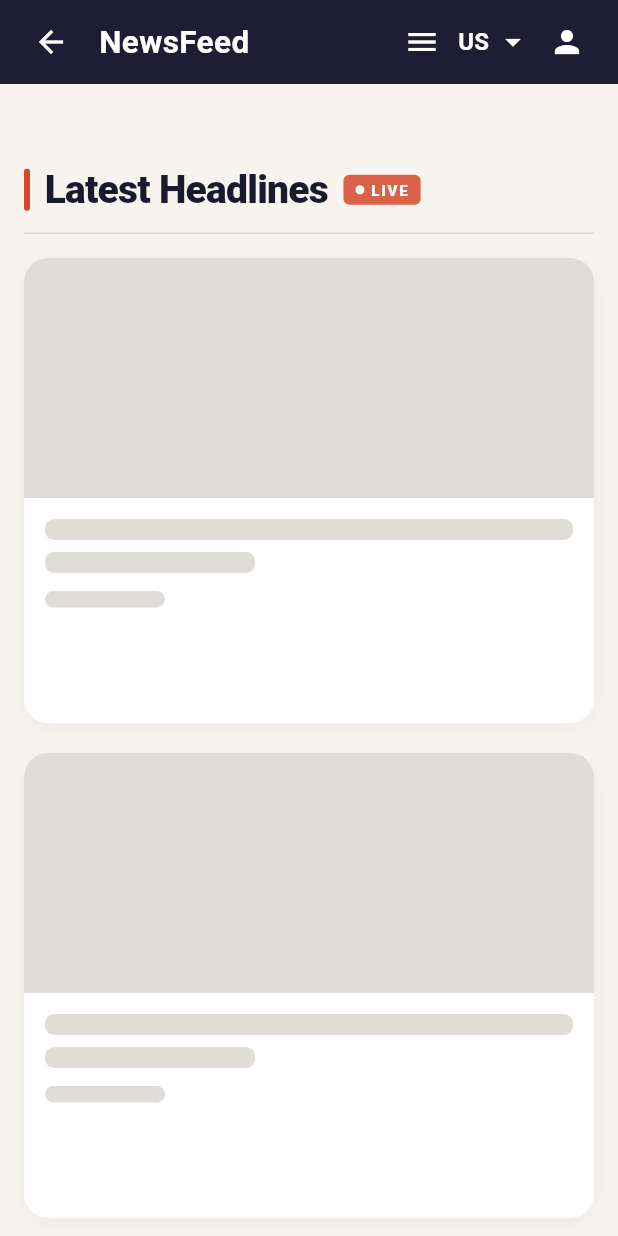
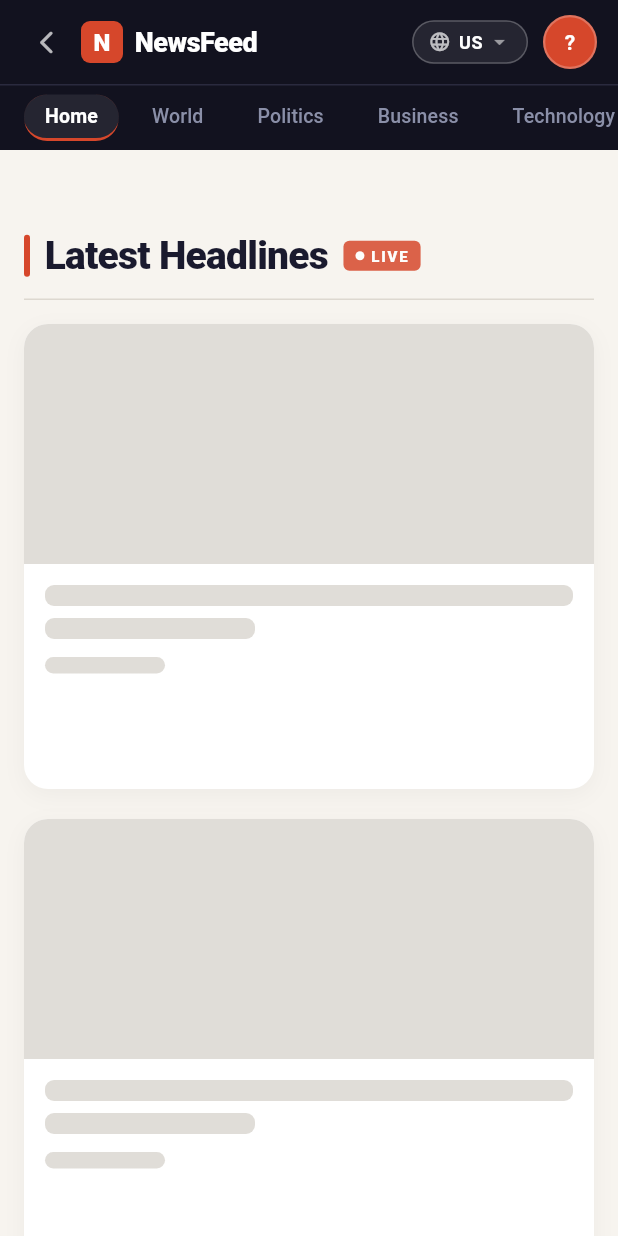
Before and after one commit to Nishiv15/news_feed, a Flutter app: the screen it shows after launch, after a tap on "Explore News", on a phone screen of 412 x 824 dp. Run offline on Flutter 3.47's test engine with Material 3 defaults, Android fonts, the phone set to English and light mode, and no system bars; our stand-ins replace flutter_dotenv, google_generative_ai, supabase_flutter; accounts and stored records are empty; network calls fail; Roboto replaces fonts that are missing (Georgia).

Commit message:
style: redesigned navbar

```diff
--- a/news_feed/lib/widgets/NewsFeedNavbar.dart
+++ b/news_feed/lib/widgets/NewsFeedNavbar.dart
@@ -23,274 +23,485 @@ const Map<String, String> countryMap = {
 const Map<String, String> categoryMap = {
   'Home': 'general',
   'World': 'world',
-  'Politics':
-      'nation',
+  'Politics': 'nation',
   'Business': 'business',
   'Technology': 'technology',
   'Sports': 'sports',
   'Entertainment': 'entertainment',
 };
 
-class NewsFeedNavBar extends StatelessWidget implements PreferredSizeWidget {
+// Design tokens
+
+const _kNavBg      = Color(0xFF12121F);   // deep navy
+const _kAccent     = Color(0xFFD6472B);   // editorial red
+const _kTextActive = Colors.white;
+const _kTextMuted  = Color(0xFF8A8FA8);
+const _kDivider    = Color(0xFF2A2A3E);
+
+class NewsFeedNavBar extends StatefulWidget implements PreferredSizeWidget {
   final String? currentCategory;
   final void Function(String)? onCategorySelected;
 
-  const NewsFeedNavBar({super.key, this.currentCategory, this.onCategorySelected});
+  const NewsFeedNavBar({
+    super.key,
+    this.currentCategory,
+    this.onCategorySelected,
+  });
 
-  void _handleCategoryTap(BuildContext context, String category) {
-    if (onCategorySelected != null) {
-      onCategorySelected!(category);
-      return;
+  @override
+  State<NewsFeedNavBar> createState() => _NewsFeedNavBarState();
+
+  @override
+  Size get preferredSize => const Size.fromHeight(100);
 }
 
-    if (category == 'Home') {
-      final isOnNewsFeedPage = context.findAncestorWidgetOfExactType<NewsFeedPage>() != null;
-      if (isOnNewsFeedPage) {
+class _NewsFeedNavBarState extends State<NewsFeedNavBar> {
+  final _categoryScrollCtrl = ScrollController();
+
+  // Navigation helpers
+  void _handleCategoryTap(BuildContext context, String category) {
+    if (widget.onCategorySelected != null) {
+      widget.onCategorySelected!(category);
       return;
     }
 
     Navigator.pushAndRemoveUntil(
       context,
-        MaterialPageRoute(builder: (context) => const NewsFeedPage()),
-        (Route<dynamic> route) => false,
+      MaterialPageRoute(builder: (_) => const NewsFeedPage()),
+      (route) => false,
     );
   }
-    else {
-      Navigator.pushAndRemoveUntil(
-        context,
-        MaterialPageRoute(
-          builder: (context) => const NewsFeedPage(),
-        ),
-        (Route<dynamic> route) => false,
-      );
-    }
-  }
 
-  @override
-  Widget build(BuildContext context) {
-    final isDesktop = MediaQuery.of(context).size.width > 950;
-    final activeCategory = currentCategory ?? 'Home';
-    final canPop = Navigator.of(context).canPop();
-
-    return AppBar(
-      backgroundColor: const Color(0xFF1A1A2E),
-      elevation: 1,
-
-      leadingWidth: isDesktop ? (canPop ? 220 : 180) : (canPop ? 170 : 120),
-      leading: Padding(
-        padding: EdgeInsets.only(left: isDesktop ? 20.0 : 10.0),
-        child: Row(
-          mainAxisSize: MainAxisSize.min,
-          children: [
-            if (canPop)
-              IconButton(
-                padding: EdgeInsets.zero,
-                constraints: const BoxConstraints(),
-                icon: const Icon(Icons.arrow_back, color: Colors.white),
-                tooltip: 'Back',
-                onPressed: () => Navigator.pop(context),
-              ),
-            if (canPop) const SizedBox(width: 8),
-            Expanded(
-              child: InkWell(
-                onTap: () => _handleCategoryTap(context, 'Home'),
-                child: const Align(
-                  alignment: Alignment.centerLeft,
-                  child: Text(
-                    'NewsFeed',
-                    style: TextStyle(
-                      color: Colors.white,
-                      fontSize: 21,
-                      fontWeight: FontWeight.bold,
-                    ),
-                    overflow: TextOverflow.ellipsis,
-                  ),
-                ),
-              ),
-            ),
-          ],
-        ),
-      ),
-
-      centerTitle: isDesktop,
-      title: isDesktop
-          ? SingleChildScrollView(
-              scrollDirection: Axis.horizontal,
-              child: Row(
-                mainAxisAlignment: MainAxisAlignment.center,
-                children: categoryMap.keys.map((category) {
-                final isSelected = category == activeCategory;
-                return Padding(
-                  padding: const EdgeInsets.symmetric(horizontal: 12.0),
-                  child: TextButton(
-                    onPressed: () => _handleCategoryTap(context, category),
-                    child: Text(
-                      category,
-                      style: TextStyle(
-                        // Highlight the selected category
-                        color: isSelected
-                            ? Colors.white
-                            : Colors.grey[400],
-                        fontSize: 16,
-                        fontWeight: isSelected
-                            ? FontWeight.w900
-                            : FontWeight.w600,
-                        decoration: isSelected
-                            ? TextDecoration.underline
-                            : null,
-                        decorationColor: Colors.white,
-                        decorationThickness: 3,
-                        decorationStyle: TextDecorationStyle.solid,
-                      ),
-                    ),
-                  ),
-                );
-              }).toList(),
-              ),
-            )
-          : null,
-      actions: <Widget>[
-        if (!isDesktop)
-          PopupMenuButton<String>(
-            onSelected: (String result) => _handleCategoryTap(context, result),
-            icon: const Icon(Icons.menu, color: Colors.white),
-            itemBuilder: (BuildContext context) {
-              return categoryMap.keys.map((String category) {
-                return PopupMenuItem<String>(
-                  value: category,
-                  child: Text(
-                    category,
-                    style: TextStyle(
-                      fontWeight: category == activeCategory
-                          ? FontWeight.bold
-                          : FontWeight.normal,
-                      color: category == activeCategory
-                          ? const Color(0xFF1A1A2E)
-                          : Colors.black,
-                    ),
-                  ),
-                );
-              }).toList();
-            },
-          ),
-
-        DropdownButtonHideUnderline(
-          child: DropdownButton<String>(
-            value: globalCountry,
-            icon: const Icon(Icons.arrow_drop_down, color: Colors.white),
-            dropdownColor: Colors.white,
-            onChanged: (String? newValue) {
-              if (newValue != null && newValue != globalCountry) {
-                globalCountry = newValue;
-                // Re-push NewsFeedPage to force rebuild and re-fetch with new country
-                Navigator.pushAndRemoveUntil(
-                  context,
-                  MaterialPageRoute(builder: (context) => const NewsFeedPage()),
-                  (Route<dynamic> route) => false,
-                );
-              }
-            },
-            selectedItemBuilder: (BuildContext context) {
-              return countryMap.values.map<Widget>((String value) {
-                return Center(
-                  child: Text(
-                    value.toUpperCase(),
-                    style: const TextStyle(
-                      color: Colors.white,
-                      fontWeight: FontWeight.bold,
-                    ),
-                  ),
-                );
-              }).toList();
-            },
-            items: countryMap.entries.map<DropdownMenuItem<String>>((entry) {
-              return DropdownMenuItem<String>(
-                value: entry.value,
-                child: Container(
-                  constraints: const BoxConstraints(minWidth: 150),
-                  child: Text(
-                    entry.key,
-                    softWrap: false,
-                    style: const TextStyle(color: Color(0xFF1A1A2E)),
-                  ),
-                ),
-              );
-            }).toList(),
-          ),
-        ),
-        PopupMenuButton<String>(
-          icon: const Icon(Icons.person, color: Colors.white),
-          position: PopupMenuPosition.under,
-          onSelected: (String result) async {
+  Future<void> _handleProfileAction(BuildContext context, String result) async {
     if (result == 'logout') {
       await SupabaseAuthService.logoutUser();
       if (context.mounted) {
         Navigator.pushAndRemoveUntil(
           context,
-                  MaterialPageRoute(builder: (context) => const HomePage()),
+          MaterialPageRoute(builder: (_) => const HomePage()),
           (route) => false,
         );
       }
     } else if (result == 'login') {
       Navigator.push(
         context,
-                MaterialPageRoute(builder: (context) => const LoginRegisterPage()),
+        MaterialPageRoute(builder: (_) => const LoginRegisterPage()),
       );
     } else if (result == 'profile') {
       final initialCountry = globalCountry;
       Navigator.push(
         context,
-                MaterialPageRoute(builder: (context) => const ProfilePage()),
+        MaterialPageRoute(builder: (_) => const ProfilePage()),
       ).then((_) {
         if (initialCountry != globalCountry && context.mounted) {
           Navigator.pushAndRemoveUntil(
             context,
-                    MaterialPageRoute(builder: (context) => const NewsFeedPage()),
-                    (Route<dynamic> route) => false,
+            MaterialPageRoute(builder: (_) => const NewsFeedPage()),
+            (route) => false,
           );
         }
       });
-            } else if (result == 'Saved') {
+    } else if (result == 'saved') {
       Navigator.push(
         context,
-                MaterialPageRoute(builder: (context) => const SavedArticlesPage()),
+        MaterialPageRoute(builder: (_) => const SavedArticlesPage()),
+      );
+    }
+  }
+
+  // Category strip
+  Widget _buildCategoryStrip(String activeCategory) {
+    final categories = categoryMap.keys.toList();
+
+    return Container(
+      height: 44,
+      decoration: const BoxDecoration(
+        color: _kNavBg,
+        border: Border(top: BorderSide(color: _kDivider, width: 1)),
+      ),
+      child: ListView.builder(
+        controller: _categoryScrollCtrl,
+        scrollDirection: Axis.horizontal,
+        padding: const EdgeInsets.symmetric(horizontal: 12),
+        itemCount: categories.length,
+        itemBuilder: (context, i) {
+          final cat = categories[i];
+          final isActive = cat == activeCategory;
+          return _CategoryChip(
+            label: cat,
+            isActive: isActive,
+            onTap: () => _handleCategoryTap(context, cat),
+          );
+        },
+      ),
+    );
+  }
+
+  // Country pill
+  Widget _buildCountryPicker(BuildContext context) {
+    final currentName = countryMap.entries
+        .firstWhere(
+          (e) => e.value == globalCountry,
+          orElse: () => const MapEntry('US', 'us'),
+        )
+        .key;
+
+    return PopupMenuButton<String>(
+      tooltip: 'Change country',
+      position: PopupMenuPosition.under,
+      color: const Color(0xFF1E1E30),
+      shape: RoundedRectangleBorder(borderRadius: BorderRadius.circular(12)),
+      onSelected: (newValue) {
+        if (newValue != globalCountry) {
+          globalCountry = newValue;
+          Navigator.pushAndRemoveUntil(
+            context,
+            MaterialPageRoute(builder: (_) => const NewsFeedPage()),
+            (route) => false,
           );
         }
       },
-          itemBuilder: (BuildContext context) {
+      itemBuilder: (_) => countryMap.entries.map((entry) {
+        final isSelected = entry.value == globalCountry;
+        return PopupMenuItem<String>(
+          value: entry.value,
+          child: Row(
+            children: [
+              if (isSelected)
+                const Icon(Icons.check_circle, color: _kAccent, size: 16)
+              else
+                const SizedBox(width: 16),
+              const SizedBox(width: 8),
+              Text(
+                entry.key,
+                style: TextStyle(
+                  color: isSelected ? _kAccent : Colors.white70,
+                  fontWeight:
+                      isSelected ? FontWeight.bold : FontWeight.normal,
+                  fontSize: 13,
+                ),
+              ),
+            ],
+          ),
+        );
+      }).toList(),
+      child: Container(
+        padding: const EdgeInsets.symmetric(horizontal: 10, vertical: 5),
+        decoration: BoxDecoration(
+          color: Colors.white.withOpacity(0.08),
+          borderRadius: BorderRadius.circular(20),
+          border: Border.all(color: Colors.white24),
+        ),
+        child: Row(
+          mainAxisSize: MainAxisSize.min,
+          children: [
+            const Icon(Icons.language_rounded, color: Colors.white70, size: 15),
+            const SizedBox(width: 5),
+            Text(
+              globalCountry.toUpperCase(),
+              style: const TextStyle(
+                color: Colors.white,
+                fontSize: 12,
+                fontWeight: FontWeight.w700,
+                letterSpacing: 0.5,
+              ),
+            ),
+            const SizedBox(width: 3),
+            const Icon(Icons.arrow_drop_down, color: Colors.white54, size: 16),
+          ],
+        ),
+      ),
+    );
+  }
+
+  // Profile avatar button
+  Widget _buildProfileButton(BuildContext context) {
     final isLoggedIn = Supabase.instance.client.auth.currentUser != null;
+    final username =
+        Supabase.instance.client.auth.currentUser?.userMetadata?['display_name']
+            as String? ??
+        '';
+    final initial =
+        username.isNotEmpty ? username[0].toUpperCase() : '?';
 
+    return PopupMenuButton<String>(
+      tooltip: 'Account',
+      position: PopupMenuPosition.under,
+      color: const Color(0xFF1E1E30),
+      shape: RoundedRectangleBorder(borderRadius: BorderRadius.circular(12)),
+      onSelected: (result) => _handleProfileAction(context, result),
+      itemBuilder: (_) {
         if (!isLoggedIn) {
-              return <PopupMenuEntry<String>>[
-                const PopupMenuItem<String>(
+          return [
+            PopupMenuItem<String>(
               value: 'login',
-                  child: Text('Login / Sign Up', style: TextStyle(fontWeight: FontWeight.bold)),
+              child: Row(
+                children: const [
+                  Icon(Icons.login_rounded, size: 18, color: _kAccent),
+                  SizedBox(width: 10),
+                  Text('Login / Sign Up',
+                      style: TextStyle(
+                          color: Colors.white, fontWeight: FontWeight.bold)),
+                ],
+              ),
             ),
           ];
         }
-
-            return <PopupMenuEntry<String>>[
-              const PopupMenuItem<String>(
+        return [
+          PopupMenuItem<String>(
+            enabled: false,
+            height: 36,
+            child: Text(
+              username.isNotEmpty ? 'Hi, $username 👋' : 'My Account',
+              style: const TextStyle(
+                color: _kTextMuted,
+                fontSize: 12,
+                fontWeight: FontWeight.w600,
+              ),
+            ),
+          ),
+          const PopupMenuDivider(height: 1),
+          PopupMenuItem<String>(
             value: 'profile',
-                child: Text('Profile'),
+            child: Row(
+              children: const [
+                Icon(Icons.manage_accounts_outlined,
+                    size: 18, color: Colors.white70),
+                SizedBox(width: 10),
+                Text('Profile', style: TextStyle(color: Colors.white)),
+              ],
             ),
-              const PopupMenuItem<String>(
-                value: 'Saved',
-                child: Text('Saved'),
           ),
-              const PopupMenuDivider(),
-              const PopupMenuItem<String>(
+          PopupMenuItem<String>(
+            value: 'saved',
+            child: Row(
+              children: const [
+                Icon(Icons.bookmark_outline, size: 18, color: Colors.white70),
+                SizedBox(width: 10),
+                Text('Saved Articles',
+                    style: TextStyle(color: Colors.white)),
+              ],
+            ),
+          ),
+          const PopupMenuDivider(height: 1),
+          PopupMenuItem<String>(
             value: 'logout',
-                child: Text('Logout', style: TextStyle(color: Colors.red)),
+            child: Row(
+              children: const [
+                Icon(Icons.logout_rounded, size: 18, color: _kAccent),
+                SizedBox(width: 10),
+                Text('Logout', style: TextStyle(color: _kAccent)),
+              ],
+            ),
           ),
         ];
       },
+      child: Container(
+        width: 36,
+        height: 36,
+        decoration: BoxDecoration(
+          shape: BoxShape.circle,
+          color: isLoggedIn ? _kAccent : Colors.white12,
+          border: Border.all(color: Colors.white24, width: 1.5),
         ),
+        child: Center(
+          child: isLoggedIn
+              ? Text(
+                  initial,
+                  style: const TextStyle(
+                    color: Colors.white,
+                    fontSize: 14,
+                    fontWeight: FontWeight.bold,
+                  ),
+                )
+              : const Icon(
+                  Icons.person_outline_rounded,
+                  color: Colors.white60,
+                  size: 18,
+                ),
+        ),
+      ),
+    );
+  }
+
+  // Build
+  @override
+  Widget build(BuildContext context) {
+    final activeCategory = widget.currentCategory ?? 'Home';
+    final canPop = Navigator.of(context).canPop();
+
+    return AppBar(
+      backgroundColor: _kNavBg,
+      elevation: 0,
+      toolbarHeight: 56,
+      automaticallyImplyLeading: false,
+
+      title: Row(
+        children: [
+          // Back button
+          if (canPop) ...[
+            InkWell(
+              borderRadius: BorderRadius.circular(8),
+              onTap: () => Navigator.pop(context),
+              child: const Padding(
+                padding: EdgeInsets.all(6),
+                child: Icon(Icons.arrow_back_ios_new_rounded,
+                    color: Colors.white70, size: 18),
+              ),
+            ),
+            const SizedBox(width: 8),
+          ],
+
+          // Logo + wordmark
+          InkWell(
+            borderRadius: BorderRadius.circular(6),
+            onTap: () => _handleCategoryTap(context, 'Home'),
+            child: Row(
+              mainAxisSize: MainAxisSize.min,
+              children: [
+                Container(
+                  width: 28,
+                  height: 28,
+                  decoration: BoxDecoration(
+                    color: _kAccent,
+                    borderRadius: BorderRadius.circular(6),
+                  ),
+                  child: const Center(
+                    child: Text(
+                      'N',
+                      style: TextStyle(
+                        color: Colors.white,
+                        fontSize: 16,
+                        fontWeight: FontWeight.w900,
+                      ),
+                    ),
+                  ),
+                ),
+                const SizedBox(width: 8),
+                const Text(
+                  'NewsFeed',
+                  style: TextStyle(
+                    color: Colors.white,
+                    fontSize: 18,
+                    fontWeight: FontWeight.w800,
+                    letterSpacing: -0.3,
+                  ),
+                ),
+              ],
+            ),
+          ),
+        ],
+      ),
+
+      actions: [
+        // Country picker
+        _buildCountryPicker(context),
         const SizedBox(width: 10),
+        // Profile avatar
+        _buildProfileButton(context),
+        const SizedBox(width: 14),
       ],
+
+      // Category strip as PreferredSize bottom
+      bottom: PreferredSize(
+        preferredSize: const Size.fromHeight(44),
+        child: _buildCategoryStrip(activeCategory),
+      ),
     );
   }
 
   @override
-  Size get preferredSize => const Size.fromHeight(kToolbarHeight);
+  void dispose() {
+    _categoryScrollCtrl.dispose();
+    super.dispose();
   }
+}
+
+// Category chip
+
+class _CategoryChip extends StatefulWidget {
+  final String label;
+  final bool isActive;
+  final VoidCallback onTap;
+
+  const _CategoryChip({
+    required this.label,
+    required this.isActive,
+    required this.onTap,
+  });
+
+  @override
+  State<_CategoryChip> createState() => _CategoryChipState();
+}
+
+class _CategoryChipState extends State<_CategoryChip>
+    with SingleTickerProviderStateMixin {
+  late AnimationController _ctrl;
+  late Animation<double> _underline;
+
+  @override
+  void initState() {
+    super.initState();
+    _ctrl = AnimationController(
+      vsync: this,
+      duration: const Duration(milliseconds: 200),
+      value: widget.isActive ? 1.0 : 0.0,
+    );
+    _underline = CurvedAnimation(parent: _ctrl, curve: Curves.easeOut);
+  }
+
+  @override
+  void didUpdateWidget(_CategoryChip old) {
+    super.didUpdateWidget(old);
+    if (widget.isActive != old.isActive) {
+      widget.isActive ? _ctrl.forward() : _ctrl.reverse();
+    }
+  }
+
+  @override
+  void dispose() {
+    _ctrl.dispose();
+    super.dispose();
+  }
+
+  @override
+  Widget build(BuildContext context) {
+    return GestureDetector(
+      onTap: widget.onTap,
+      child: AnimatedBuilder(
+        animation: _underline,
+        builder: (_, __) {
+          return Container(
+            margin: const EdgeInsets.symmetric(horizontal: 4, vertical: 6),
+            padding: const EdgeInsets.symmetric(horizontal: 14, vertical: 5),
+            decoration: BoxDecoration(
+              color: widget.isActive
+                  ? Colors.white.withOpacity(0.08)
+                  : Colors.transparent,
+              borderRadius: BorderRadius.circular(20),
+              border: Border(
+                bottom: BorderSide(
+                  color: Color.lerp(Colors.transparent, _kAccent,
+                      _underline.value)!,
+                  width: 2,
+                ),
+              ),
+            ),
+            child: Text(
+              widget.label,
+              style: TextStyle(
+                color: Color.lerp(
+                    _kTextMuted, _kTextActive, _underline.value),
+                fontSize: 13,
+                fontWeight: widget.isActive
+                    ? FontWeight.w700
+                    : FontWeight.w500,
+                letterSpacing: 0.1,
+              ),
+            ),
+          );
+        },
+      ),
+    );
+  }
+}
```
Lines whose indentation alone changed are shown as unchanged.
